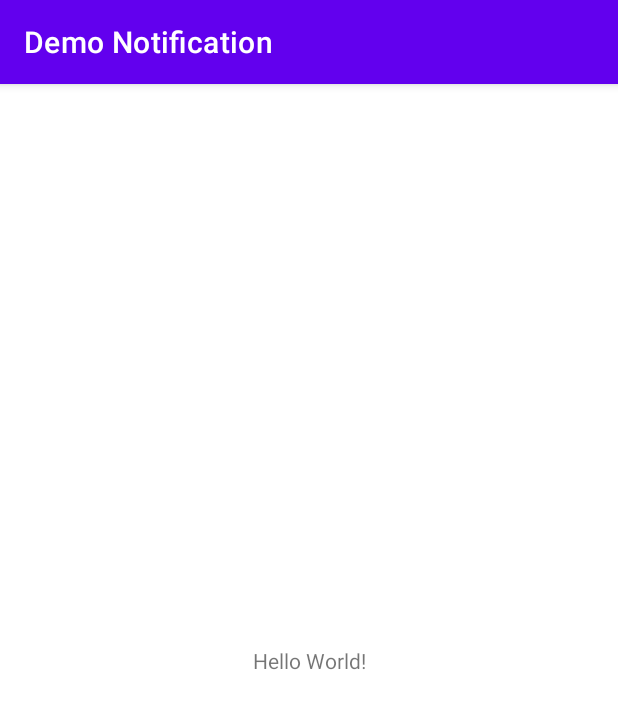
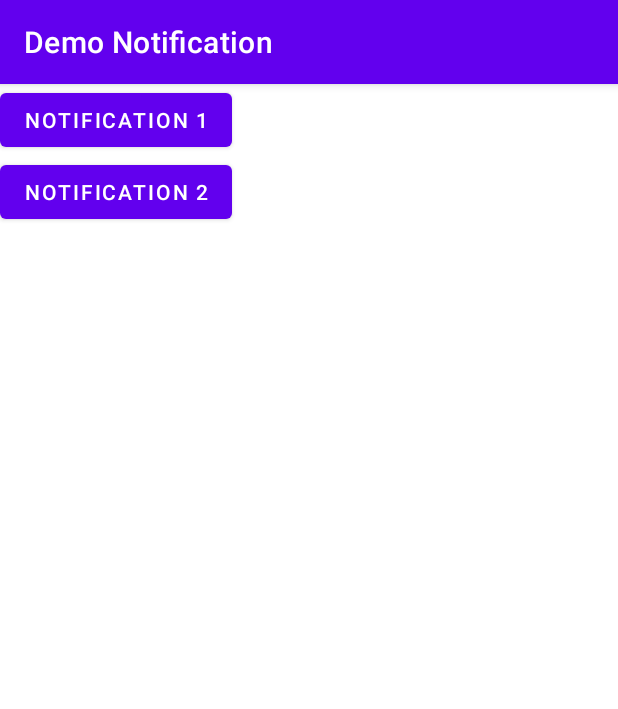
Before and after one commit to vincentneo/C347_L11_Demo_Notification, an Android app: the screen it shows after launch (MainActivity), on a phone screen of 412 x 824 dp. Shown: the top 709 px of the screen. Run offline under Robolectric (Android 15) with nearby library versions, the phone set to English and light mode, and no system bars.

Commit message:
up to Section B, before B.1

```diff
--- a/app/src/main/res/layout/activity_main.xml
+++ b/app/src/main/res/layout/activity_main.xml
@@ -1,18 +1,22 @@
 <?xml version="1.0" encoding="utf-8"?>
-<androidx.constraintlayout.widget.ConstraintLayout xmlns:android="http://schemas.android.com/apk/res/android"
+<LinearLayout xmlns:android="http://schemas.android.com/apk/res/android"
     xmlns:app="http://schemas.android.com/apk/res-auto"
     xmlns:tools="http://schemas.android.com/tools"
     android:layout_width="match_parent"
     android:layout_height="match_parent"
+    android:orientation="vertical"
     tools:context=".MainActivity">
 
-    <TextView
+
+    <Button
+        android:id="@+id/buttonNotify1"
         android:layout_width="wrap_content"
         android:layout_height="wrap_content"
-        android:text="Hello World!"
-        app:layout_constraintBottom_toBottomOf="parent"
-        app:layout_constraintLeft_toLeftOf="parent"
-        app:layout_constraintRight_toRightOf="parent"
-        app:layout_constraintTop_toTopOf="parent" />
+        android:text="Notification 1" />
 
-</androidx.constraintlayout.widget.ConstraintLayout>
+    <Button
+        android:id="@+id/buttonNotify2"
+        android:layout_width="wrap_content"
+        android:layout_height="wrap_content"
+        android:text="Notification 2" />
+</LinearLayout>
```
Also changed, not shown: app/src/main/java/sg/edu/rp/c347/id19007966/demonotification/MainActivity.java (+44 -0 lines).
